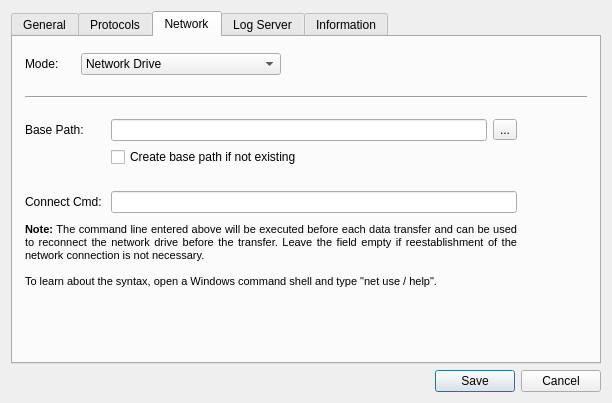
This is Client/rds_configurationwindow.ui in WillForan/yarraclient as Qt 5 draws it before an edit. The edited form follows.
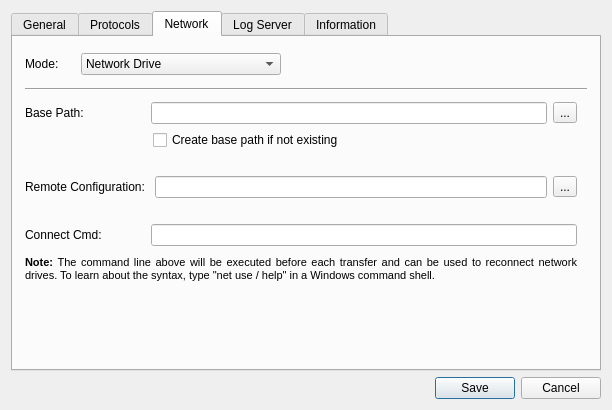
This is the edited form. The open tabs and pages were chosen to show the change. Icons and pictures are not drawn.

Commit message: Started adding remote protocol definition. Separated raid parsing from creation of export list. Fix for RaidSimulator. Writing system name and serial number into log file. Added timeout for netlogger eventloop. Removed whitespace removal from patient name for RDS.

Diff of the .ui file:
```diff
--- a/Client/rds_configurationwindow.ui
+++ b/Client/rds_configurationwindow.ui
@@ -7,7 +7,7 @@
     <x>0</x>
     <y>0</y>
     <width>612</width>
-    <height>393</height>
+    <height>410</height>
    </rect>
   </property>
   <property name="windowTitle">
@@ -584,7 +584,7 @@
        <item>
         <layout class="QHBoxLayout" name="horizontalLayout">
          <property name="bottomMargin">
-          <number>12</number>
+          <number>4</number>
          </property>
          <item>
           <widget class="QLabel" name="label_13">
@@ -644,6 +644,9 @@
          <property name="leftMargin">
           <number>0</number>
          </property>
+         <property name="topMargin">
+          <number>2</number>
+         </property>
          <item>
           <widget class="QStackedWidget" name="networkStackedWidget">
            <property name="currentIndex">
@@ -654,13 +657,22 @@
              <property name="leftMargin">
               <number>0</number>
              </property>
+             <property name="topMargin">
+              <number>0</number>
+             </property>
+             <property name="rightMargin">
+              <number>0</number>
+             </property>
+             <property name="bottomMargin">
+              <number>0</number>
+             </property>
              <item>
               <layout class="QHBoxLayout" name="horizontalLayout_3">
                <item>
                 <widget class="QLabel" name="label_14">
                  <property name="minimumSize">
                   <size>
-                   <width>80</width>
+                   <width>120</width>
                    <height>0</height>
                   </size>
                  </property>
@@ -707,7 +719,7 @@
                 <number>0</number>
                </property>
                <property name="leftMargin">
-                <number>86</number>
+                <number>128</number>
                </property>
                <item>
                 <widget class="QCheckBox" name="networkDriveCreatePath">
@@ -726,10 +738,56 @@
                <property name="orientation">
                 <enum>Qt::Vertical</enum>
                </property>
+               <property name="sizeType">
+                <enum>QSizePolicy::Fixed</enum>
+               </property>
                <property name="sizeHint" stdset="0">
                 <size>
                  <width>20</width>
-                 <height>30</height>
+                 <height>20</height>
+                </size>
+               </property>
+              </spacer>
+             </item>
+             <item>
+              <layout class="QHBoxLayout" name="horizontalLayout_9">
+               <item>
+                <widget class="QLabel" name="networkRemoteConfigLabel">
+                 <property name="minimumSize">
+                  <size>
+                   <width>120</width>
+                   <height>0</height>
+                  </size>
+                 </property>
+                 <property name="text">
+                  <string>Remote Configuration: </string>
+                 </property>
+                </widget>
+               </item>
+               <item>
+                <widget class="QLineEdit" name="networkRemoteConfigLabelEdit"/>
+               </item>
+               <item>
+                <widget class="QToolButton" name="networkRemoteConfigurationButton">
+                 <property name="text">
+                  <string>...</string>
+                 </property>
+                </widget>
+               </item>
+              </layout>
+             </item>
+             <item>
+              <spacer name="verticalSpacer_19">
+               <property name="orientation">
+                <enum>Qt::Vertical</enum>
+               </property>
+               <property name="sizeType">
+                <enum>QSizePolicy::Fixed</enum>
+               </property>
+               <property name="sizeHint" stdset="0">
+                <size>
+                 <width>20</width>
+                 <height>20</height>
                 </size>
                </property>
               </spacer>
@@ -740,7 +798,7 @@
                 <widget class="QLabel" name="label_17">
                  <property name="minimumSize">
                   <size>
-                   <width>80</width>
+                   <width>120</width>
                    <height>0</height>
                   </size>
                  </property>
@@ -776,8 +834,8 @@
                 <string>&lt;!DOCTYPE HTML PUBLIC &quot;-//W3C//DTD HTML 4.0//EN&quot; &quot;http://www.w3.org/TR/REC-html40/strict.dtd&quot;&gt;
 &lt;html&gt;&lt;head&gt;&lt;meta name=&quot;qrichtext&quot; content=&quot;1&quot; /&gt;&lt;style type=&quot;text/css&quot;&gt;
 p, li { white-space: pre-wrap; }
-&lt;/style&gt;&lt;/head&gt;&lt;body style=&quot; font-family:'MS Shell Dlg 2'; font-size:8.25pt; font-weight:400; font-style:normal;&quot;&gt;
-&lt;p style=&quot; margin-top:0px; margin-bottom:0px; margin-left:0px; margin-right:0px; -qt-block-indent:0; text-indent:0px;&quot;&gt;&lt;span style=&quot; font-size:8pt; font-weight:600;&quot;&gt;Note: &lt;/span&gt;&lt;span style=&quot; font-size:8pt;&quot;&gt;The command line entered above will be executed before each data transfer and can be used to reconnect the network drive before the transfer. Leave the field empty if reestablishment of the network connection is not necessary. &lt;br /&gt;&lt;br /&gt;To learn about the syntax, open a Windows command shell and type &amp;quot;net use / help&amp;quot;.&lt;/span&gt;&lt;/p&gt;&lt;/body&gt;&lt;/html&gt;</string>
+&lt;/style&gt;&lt;/head&gt;&lt;body style=&quot; font-family:'MS Shell Dlg 2'; font-size:8pt; font-weight:400; font-style:normal;&quot;&gt;
+&lt;p style=&quot; margin-top:0px; margin-bottom:0px; margin-left:0px; margin-right:0px; -qt-block-indent:0; text-indent:0px;&quot;&gt;&lt;span style=&quot; font-weight:600;&quot;&gt;Note: &lt;/span&gt;The command line above will be executed before each transfer and can be used to reconnect network drives. To learn about the syntax, type &amp;quot;net use / help&amp;quot; in a Windows command shell.&lt;/p&gt;&lt;/body&gt;&lt;/html&gt;</string>
                </property>
                <property name="alignment">
                 <set>Qt::AlignJustify|Qt::AlignVCenter</set>
@@ -901,7 +959,7 @@
            </property>
            <property name="sizeHint" stdset="0">
             <size>
-             <width>59</width>
+             <width>10</width>
              <height>20</height>
             </size>
            </property>
```
Left out of the diff: 2 changed lines with no effect on the pictures. The commit also changes 11 other files.
